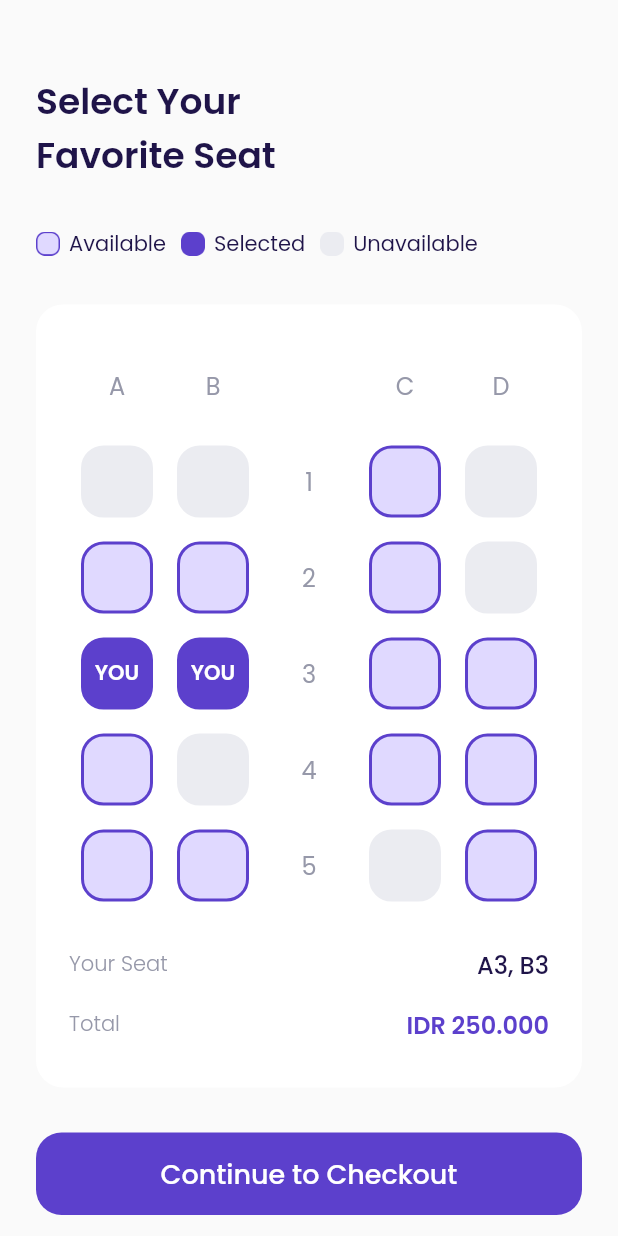
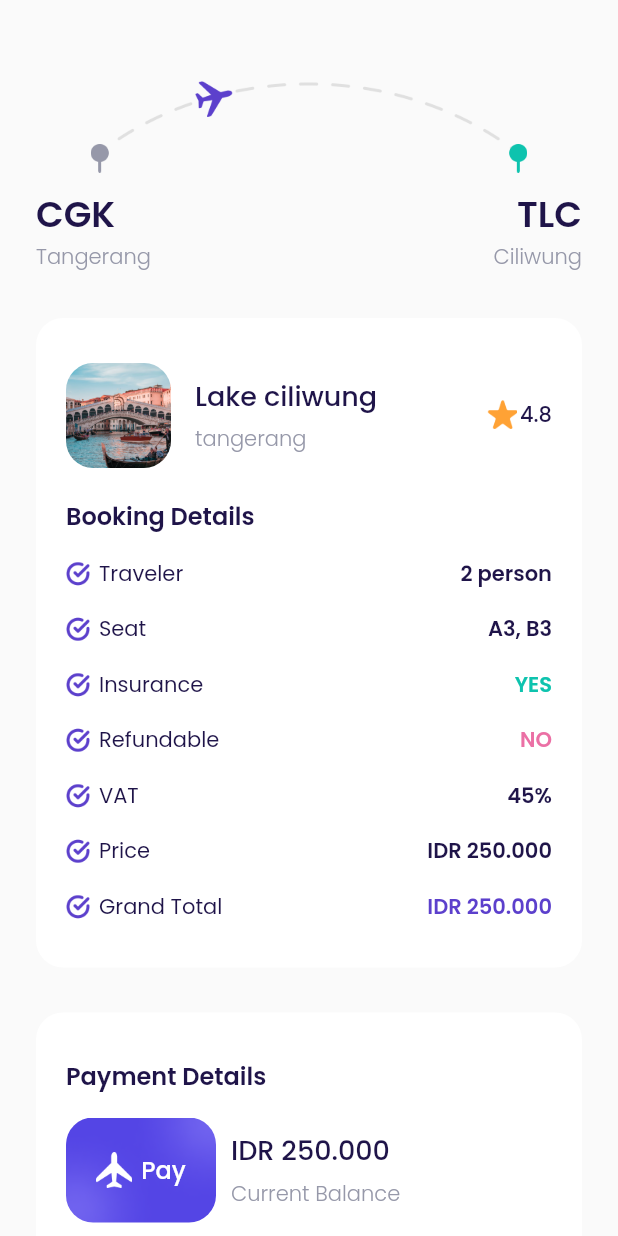
Before and after one commit to raihanArman/airplane, a Flutter app: the ChooseSeatPage screen opened directly, after a tap on "Continue to Checkout", on a phone screen of 412 x 824 dp. Run offline on Flutter 3.47's test engine with Material 2 defaults, Android fonts, the phone set to English and light mode, and no system bars; our stand-ins replace bloc, flutter_bloc, google_fonts.

```diff
--- /dev/null
+++ b/lib/cubit/page_cubit.dart
@@ -0,0 +1,10 @@
+import 'package:bloc/bloc.dart';
+import 'package:meta/meta.dart';
+
+class PageCubit extends Cubit<int> {
+  PageCubit() : super(0);
+
+  void setPage(int newPage) {
+    emit(newPage);
+  }
+}
--- /dev/null
+++ b/lib/ui/pages/checkout_page.dart
@@ -0,0 +1,286 @@
+import 'package:airplane/shared/theme.dart';
+import 'package:airplane/ui/pages/success_checkout_page.dart';
+import 'package:airplane/ui/widgets/booking_detail_item.dart';
+import 'package:airplane/ui/widgets/custom_button.dart';
+import 'package:flutter/material.dart';
+
+class CheckoutPage extends StatelessWidget {
+  const CheckoutPage({Key? key}) : super(key: key);
+
+  @override
+  Widget build(BuildContext context) {
+    Widget route() {
+      return Container(
+        margin: EdgeInsets.only(top: 50),
+        child: Column(
+          children: [
+            Container(
+              width: 291,
+              height: 65,
+              margin: EdgeInsets.only(bottom: 10),
+              decoration: BoxDecoration(
+                  image: DecorationImage(
+                      image: AssetImage('assets/image_checkout.png'))),
+            ),
+            Row(
+              mainAxisAlignment: MainAxisAlignment.spaceBetween,
+              children: [
+                Column(
+                  crossAxisAlignment: CrossAxisAlignment.start,
+                  children: [
+                    Text(
+                      'CGK',
+                      style: blackTextStyle.copyWith(
+                          fontSize: 24, fontWeight: semibold),
+                    ),
+                    Text(
+                      'Tangerang',
+                      style: greyTextStyle.copyWith(fontWeight: light),
+                    ),
+                  ],
+                ),
+                Column(
+                  crossAxisAlignment: CrossAxisAlignment.end,
+                  children: [
+                    Text(
+                      'TLC',
+                      style: blackTextStyle.copyWith(
+                          fontSize: 24, fontWeight: semibold),
+                    ),
+                    Text(
+                      'Ciliwung',
+                      style: greyTextStyle.copyWith(fontWeight: light),
+                    ),
+                  ],
+                )
+              ],
+            )
+          ],
+        ),
+      );
+    }
+
+    Widget bookingDetails() {
+      return Container(
+        margin: EdgeInsets.only(top: 30),
+        decoration: BoxDecoration(
+          color: kWhiteCOlor,
+          borderRadius: BorderRadius.circular(18),
+        ),
+        padding: EdgeInsets.symmetric(horizontal: 20, vertical: 30),
+        child: Column(
+          crossAxisAlignment: CrossAxisAlignment.start,
+          children: [
+            Row(
+              children: [
+                Container(
+                  width: 70,
+                  height: 70,
+                  margin: EdgeInsets.only(right: 16),
+                  decoration: BoxDecoration(
+                      borderRadius: BorderRadius.circular(18),
+                      image: DecorationImage(
+                          fit: BoxFit.cover,
+                          image: AssetImage('assets/image_destination1.png'))),
+                ),
+                Expanded(
+                  child: Column(
+                    crossAxisAlignment: CrossAxisAlignment.start,
+                    children: [
+                      Text(
+                        'Lake ciliwung',
+                        style: blackTextStyle.copyWith(
+                            fontSize: 18, fontWeight: medium),
+                      ),
+                      SizedBox(
+                        height: 5,
+                      ),
+                      Text(
+                        'tangerang',
+                        style: greyTextStyle.copyWith(fontWeight: light),
+                      )
+                    ],
+                  ),
+                ),
+                Row(
+                  mainAxisAlignment: MainAxisAlignment.center,
+                  crossAxisAlignment: CrossAxisAlignment.start,
+                  children: [
+                    Container(
+                      width: 20,
+                      height: 20,
+                      margin: EdgeInsets.only(right: 2),
+                      decoration: BoxDecoration(
+                          image: DecorationImage(
+                              image: AssetImage('assets/icon_star.png'))),
+                    ),
+                    Text(
+                      '4.8',
+                      style: blackTextStyle.copyWith(fontWeight: medium),
+                    )
+                  ],
+                ),
+              ],
+            ),
+            Container(
+              margin: EdgeInsets.only(top: 20),
+              child: Text('Booking Details',
+                  style: blackTextStyle.copyWith(
+                      fontSize: 16, fontWeight: semibold)),
+            ),
+            BookingDetailItem(
+              title: 'Traveler',
+              valueText: '2 person',
+              valueColor: kBlackColor,
+            ),
+            BookingDetailItem(
+              title: 'Seat',
+              valueText: 'A3, B3',
+              valueColor: kBlackColor,
+            ),
+            BookingDetailItem(
+              title: 'Insurance',
+              valueText: 'YES',
+              valueColor: kGreenColor,
+            ),
+            BookingDetailItem(
+              title: 'Refundable',
+              valueText: 'NO',
+              valueColor: kRedColor,
+            ),
+            BookingDetailItem(
+              title: 'VAT',
+              valueText: '45%',
+              valueColor: kBlackColor,
+            ),
+            BookingDetailItem(
+              title: 'Price',
+              valueText: 'IDR 250.000',
+              valueColor: kBlackColor,
+            ),
+            BookingDetailItem(
+              title: 'Grand Total',
+              valueText: 'IDR 250.000',
+              valueColor: kPrimaryColor,
+            ),
+          ],
+        ),
+      );
+    }
+
+    Widget paymentDetails() {
+      return Container(
+          margin: EdgeInsets.only(top: 30),
+          padding: EdgeInsets.symmetric(horizontal: 20, vertical: 30),
+          decoration: BoxDecoration(
+              borderRadius: BorderRadius.circular(18), color: kWhiteCOlor),
+          child: Column(
+            crossAxisAlignment: CrossAxisAlignment.start,
+            children: [
+              Text(
+                'Payment Details',
+                style:
+                    blackTextStyle.copyWith(fontSize: 16, fontWeight: semibold),
+              ),
+              Container(
+                margin: EdgeInsets.only(top: 16),
+                child: Row(
+                  children: [
+                    Container(
+                      width: 100,
+                      height: 70,
+                      margin: EdgeInsets.only(right: 10),
+                      decoration: BoxDecoration(
+                          borderRadius: BorderRadius.circular(18),
+                          image: DecorationImage(
+                              fit: BoxFit.cover,
+                              image: AssetImage('assets/image_card.png'))),
+                      child: Center(
+                        child: Row(
+                          mainAxisAlignment: MainAxisAlignment.center,
+                          children: [
+                            Container(
+                              width: 24,
+                              height: 24,
+                              margin: EdgeInsets.only(right: 6),
+                              decoration: BoxDecoration(
+                                  image: DecorationImage(
+                                      image:
+                                          AssetImage('assets/icon_plane.png'))),
+                            ),
+                            Text(
+                              'Pay',
+                              style: whiteTextStyle.copyWith(
+                                  fontSize: 16, fontWeight: medium),
+                            )
+                          ],
+                        ),
+                      ),
+                    ),
+                    Expanded(
+                      child: Column(
+                        crossAxisAlignment: CrossAxisAlignment.start,
+                        children: [
+                          Text(
+                            'IDR 250.000',
+                            style: blackTextStyle.copyWith(
+                                fontSize: 18, fontWeight: medium),
+                            overflow: TextOverflow.ellipsis,
+                          ),
+                          SizedBox(
+                            height: 5,
+                          ),
+                          Text(
+                            'Current Balance',
+                            style: greyTextStyle.copyWith(fontWeight: light),
+                          )
+                        ],
+                      ),
+                    )
+                  ],
+                ),
+              )
+            ],
+          ));
+    }
+
+    Widget payNowButton() {
+      return CustomButton(
+        title: 'Pay Now',
+        onPressed: () {
+          Navigator.push(context,
+              MaterialPageRoute(builder: (context) => SuccessCheckoutPage()));
+        },
+        margin: EdgeInsets.only(top: 30),
+      );
+    }
+
+    Widget tacButton() {
+      return Container(
+        alignment: Alignment.center,
+        margin: EdgeInsets.only(top: 30, bottom: 30),
+        child: Text(
+          'Terms and Conditions',
+          style: greyTextStyle.copyWith(
+              fontSize: 16,
+              fontWeight: light,
+              decoration: TextDecoration.underline),
+        ),
+      );
+    }
+
+    return Scaffold(
+      backgroundColor: kBackgroundColor,
+      body: ListView(
+        padding: EdgeInsets.symmetric(horizontal: defaultMargin),
+        children: [
+          route(),
+          bookingDetails(),
+          paymentDetails(),
+          payNowButton(),
+          tacButton()
+        ],
+      ),
+    );
+  }
+}
--- a/lib/ui/pages/choose_seat_page.dart
+++ b/lib/ui/pages/choose_seat_page.dart
@@ -1,4 +1,5 @@
 import 'package:airplane/shared/theme.dart';
+import 'package:airplane/ui/pages/checkout_page.dart';
 import 'package:airplane/ui/widgets/custom_button.dart';
 import 'package:airplane/ui/widgets/seat_item.dart';
 import 'package:flutter/material.dart';
@@ -352,7 +353,8 @@ class ChooseSeatPage extends StatelessWidget {
     Widget checkoutButton() {
       return CustomButton(
         title: 'Continue to Checkout',
-        onPressed: () {},
+        onPressed: () => Navigator.push(
+            context, MaterialPageRoute(builder: (context) => CheckoutPage())),
         margin: EdgeInsets.only(top: 30, bottom: 46),
       );
     }
--- /dev/null
+++ b/lib/ui/widgets/booking_detail_item.dart
@@ -0,0 +1,44 @@
+import 'package:airplane/shared/theme.dart';
+import 'package:flutter/material.dart';
+
+class BookingDetailItem extends StatelessWidget {
+  final String title;
+  final String valueText;
+  final Color valueColor;
+
+  const BookingDetailItem(
+      {Key? key,
+      required this.title,
+      required this.valueText,
+      required this.valueColor})
+      : super(key: key);
+
+  @override
+  Widget build(BuildContext context) {
+    return Container(
+      margin: EdgeInsets.only(top: 16),
+      child: Row(
+        children: [
+          Container(
+            width: 16,
+            height: 16,
+            margin: EdgeInsets.only(right: 6),
+            decoration: BoxDecoration(
+                image: DecorationImage(
+                    image: AssetImage('assets/icon_check.png'))),
+          ),
+          Text(
+            title,
+            style: blackTextStyle,
+          ),
+          Spacer(),
+          Text(
+            valueText,
+            style: blackTextStyle.copyWith(
+                fontWeight: semibold, color: valueColor),
+          )
+        ],
+      ),
+    );
+  }
+}
--- a/pubspec.yaml
+++ b/pubspec.yaml
@@ -29,6 +29,7 @@ dependencies:
   # Use with the CupertinoIcons class for iOS style icons.
   cupertino_icons: ^1.0.2
   google_fonts: ^2.1.0
+  flutter_bloc: ^7.2.0
 
 dev_dependencies:
   flutter_test:
```
Also changed, not shown: lib/main.dart (+6 -1 lines), lib/ui/pages/main_page.dart (+35 -8 lines), lib/ui/pages/settings_page.dart (added, +12 -0 lines), lib/ui/pages/success_checkout_page.dart (added, +48 -0 lines), lib/ui/pages/wallet_page.dart (added, +12 -0 lines), lib/ui/widgets/custom_button_navigation_item.dart (+18 -7 lines), pubspec.lock.
